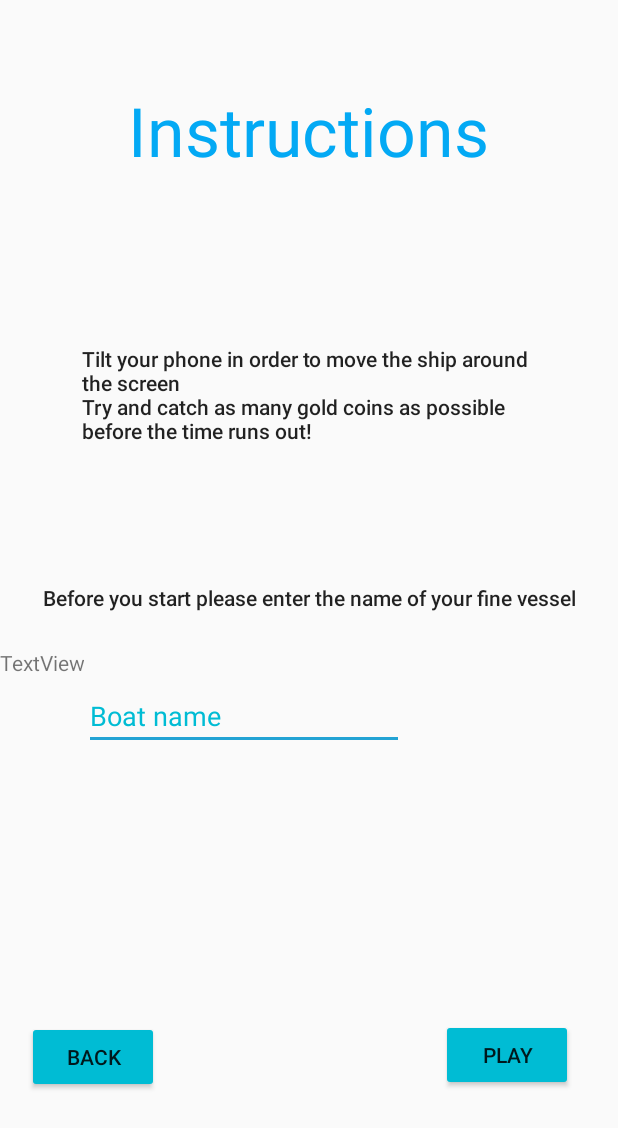
After one commit to 1320071/CMP309, an Android app: the layout activity_instructions.xml on its own in the app's theme, with its tools: preview values and no code run, on a phone screen of 412 x 824 dp. The commit adds this screen. Shown: the top 1128 px of the screen. Run offline under Robolectric (Android 15) with nearby library versions, the phone set to English and light mode, and no system bars.

Commit message:
Finished game v1 Added instructions page and nickname option

```diff
--- a/app/src/main/AndroidManifest.xml
+++ b/app/src/main/AndroidManifest.xml
@@ -35,6 +35,7 @@
         </activity>
         <activity android:name=".activity_settings" />
         <activity android:name=".activity_scores" />
+        <activity android:name=".activity_instructions" />
     </application>
 
 </manifest>
--- a/app/src/main/java/com/example/cmp309coursework/activity_settings.java
+++ b/app/src/main/java/com/example/cmp309coursework/activity_settings.java
@@ -6,6 +6,7 @@ import android.os.Bundle;
 import android.util.Log;
 import android.view.View;
 import android.widget.Button;
+import android.widget.Toast;
 
 import androidx.appcompat.app.AppCompatActivity;
 
@@ -37,6 +38,7 @@ public class activity_settings extends AppCompatActivity implements View.OnClick
             case R.id.clearScoresBttn:
                 database_helper databaseObj = new database_helper(this);
                 databaseObj.clearDB();
+                Toast.makeText(getApplicationContext(),"Scores Cleared", Toast.LENGTH_SHORT).show();
                 Log.d(TAG, "Cleared scores button pressed");
                 break;
             default:
--- a/app/src/main/java/com/example/cmp309coursework/database_helper.java
+++ b/app/src/main/java/com/example/cmp309coursework/database_helper.java
@@ -121,7 +121,7 @@ public class database_helper extends SQLiteOpenHelper {
         int id = random.nextInt(1000);
 
         row.put(COLUMN_NAMES[0], (id));
-        row.put(COLUMN_NAMES[1], (prefix + "" + nickname));
+        row.put(COLUMN_NAMES[1], (prefix + " " + nickname));
         row.put(COLUMN_NAMES[2], score);
 
         // Returns long, the row ID of the newly inserted row or, -1 if an error occurred
--- a/app/src/main/java/com/example/cmp309coursework/main_activity.java
+++ b/app/src/main/java/com/example/cmp309coursework/main_activity.java
@@ -81,11 +81,11 @@ public class main_activity extends AppCompatActivity implements View.OnClickList
         switch (v.getId())
         {
             case R.id.playBttn:
-                intent = new Intent (main_activity.this, activity_game.class);
+                intent = new Intent (main_activity.this, activity_instructions.class);
                 intent.putExtra("country", country);
                 intent.putExtra("prefix", countryPrefix);
                 startActivity(intent);
-                Log.d(TAG, "Sent intent to game");
+                Log.d(TAG, "Sent intent to game instructions");
                 break;
             case R.id.settingsBttn:
                 startActivity(new Intent(main_activity.this, activity_settings.class));
--- /dev/null
+++ b/app/src/main/res/layout/activity_instructions.xml
@@ -0,0 +1,104 @@
+<?xml version="1.0" encoding="utf-8"?>
+<androidx.constraintlayout.widget.ConstraintLayout
+    xmlns:android="http://schemas.android.com/apk/res/android"
+    xmlns:app="http://schemas.android.com/apk/res-auto"
+    xmlns:tools="http://schemas.android.com/tools"
+    android:layout_width="match_parent"
+    android:layout_height="match_parent">
+
+    <TextView
+        android:id="@+id/instructionsTitle"
+        android:layout_width="wrap_content"
+        android:layout_height="wrap_content"
+        android:text="Instructions"
+        android:textAppearance="@style/TextAppearance.AppCompat.Display2"
+        android:textColor="#03A9F4"
+        app:layout_constraintBottom_toBottomOf="parent"
+        app:layout_constraintEnd_toEndOf="parent"
+        app:layout_constraintHorizontal_bias="0.498"
+        app:layout_constraintStart_toStartOf="parent"
+        app:layout_constraintTop_toTopOf="parent"
+        app:layout_constraintVertical_bias="0.074" />
+
+    <TextView
+        android:id="@+id/instructionsTxt"
+        android:layout_width="302dp"
+        android:layout_height="104dp"
+        android:layout_marginBottom="120dp"
+        android:text="@string/instructions"
+        android:textAppearance="@style/TextAppearance.AppCompat.Body2"
+        app:layout_constraintBottom_toBottomOf="parent"
+        app:layout_constraintEnd_toEndOf="parent"
+        app:layout_constraintHorizontal_bias="0.498"
+        app:layout_constraintStart_toStartOf="parent"
+        app:layout_constraintTop_toBottomOf="@+id/instructionsTitle"
+        app:layout_constraintVertical_bias="0.232" />
+
+    <Button
+        android:id="@+id/instructionsBttn"
+        android:layout_width="wrap_content"
+        android:layout_height="wrap_content"
+        android:layout_marginBottom="32dp"
+        android:backgroundTint="#00BCD4"
+        android:text="Play"
+        app:layout_constraintBottom_toBottomOf="parent"
+        app:layout_constraintEnd_toEndOf="parent"
+        app:layout_constraintHorizontal_bias="0.908"
+        app:layout_constraintStart_toStartOf="parent"
+        app:layout_constraintTop_toBottomOf="@+id/instructionsTxt"
+        app:layout_constraintVertical_bias="0.843" />
+
+    <Button
+        android:id="@+id/backBttnI"
+        android:layout_width="wrap_content"
+        android:layout_height="wrap_content"
+        android:layout_marginBottom="32dp"
+        android:backgroundTint="#00BCD4"
+        android:text="Back"
+        app:layout_constraintBottom_toBottomOf="parent"
+        app:layout_constraintEnd_toEndOf="parent"
+        app:layout_constraintHorizontal_bias="0.055"
+        app:layout_constraintStart_toStartOf="parent"
+        app:layout_constraintTop_toBottomOf="@+id/instructionsTxt"
+        app:layout_constraintVertical_bias="0.846" />
+
+    <EditText
+        android:id="@+id/editText"
+        android:layout_width="wrap_content"
+        android:layout_height="wrap_content"
+        android:ems="10"
+        android:inputType="textPersonName"
+        android:text="Boat name"
+        android:textColor="#00BCD4"
+        app:layout_constraintBottom_toBottomOf="parent"
+        app:layout_constraintEnd_toStartOf="@+id/instructionsBttn"
+        app:layout_constraintHorizontal_bias="0.698"
+        app:layout_constraintStart_toStartOf="parent"
+        app:layout_constraintTop_toBottomOf="@+id/enterNameTxt"
+        app:layout_constraintVertical_bias="0.125" />
+
+    <TextView
+        android:id="@+id/enterNameTxt"
+        android:layout_width="wrap_content"
+        android:layout_height="wrap_content"
+        android:text="@string/enter_name"
+        android:textAppearance="@style/TextAppearance.AppCompat.Body2"
+        app:layout_constraintBottom_toBottomOf="parent"
+        app:layout_constraintEnd_toEndOf="parent"
+        app:layout_constraintStart_toStartOf="parent"
+        app:layout_constraintTop_toBottomOf="@+id/instructionsTxt"
+        app:layout_constraintVertical_bias="0.117" />
+
+    <TextView
+        android:id="@+id/prefixTxt"
+        android:layout_width="wrap_content"
+        android:layout_height="wrap_content"
+        android:layout_marginTop="24dp"
+        android:text="TextView"
+        app:layout_constraintBottom_toBottomOf="parent"
+        app:layout_constraintEnd_toStartOf="@+id/editText"
+        app:layout_constraintHorizontal_bias="1.0"
+        app:layout_constraintStart_toStartOf="parent"
+        app:layout_constraintTop_toBottomOf="@+id/enterNameTxt"
+        app:layout_constraintVertical_bias="0.0" />
+</androidx.constraintlayout.widget.ConstraintLayout>
--- a/app/src/main/res/values/strings.xml
+++ b/app/src/main/res/values/strings.xml
@@ -6,4 +6,6 @@
     <string name="end_screen">Well done! Your final score is:</string>
     <string name="high_scores">High scores!!</string>
     <string name="end_screen_button">Back to menu</string>
+    <string name="instructions">Tilt your phone in order to move the ship around the screen\nTry and catch as many gold coins as possible before the time runs out!</string>
+    <string name="enter_name">Before you start please enter the name of your fine vessel</string>
 </resources>
```
Also changed, not shown: app/src/main/java/com/example/cmp309coursework/activity_game.java (+4 -11 lines), app/src/main/java/com/example/cmp309coursework/activity_instructions.java (added, +93 -0 lines).
